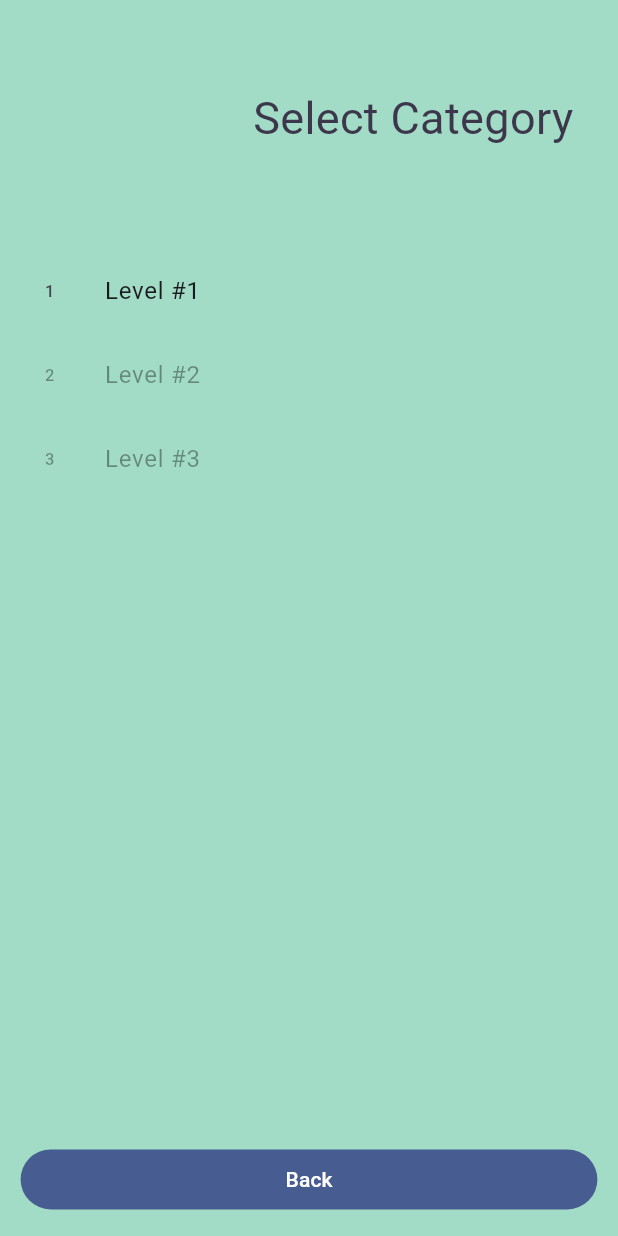
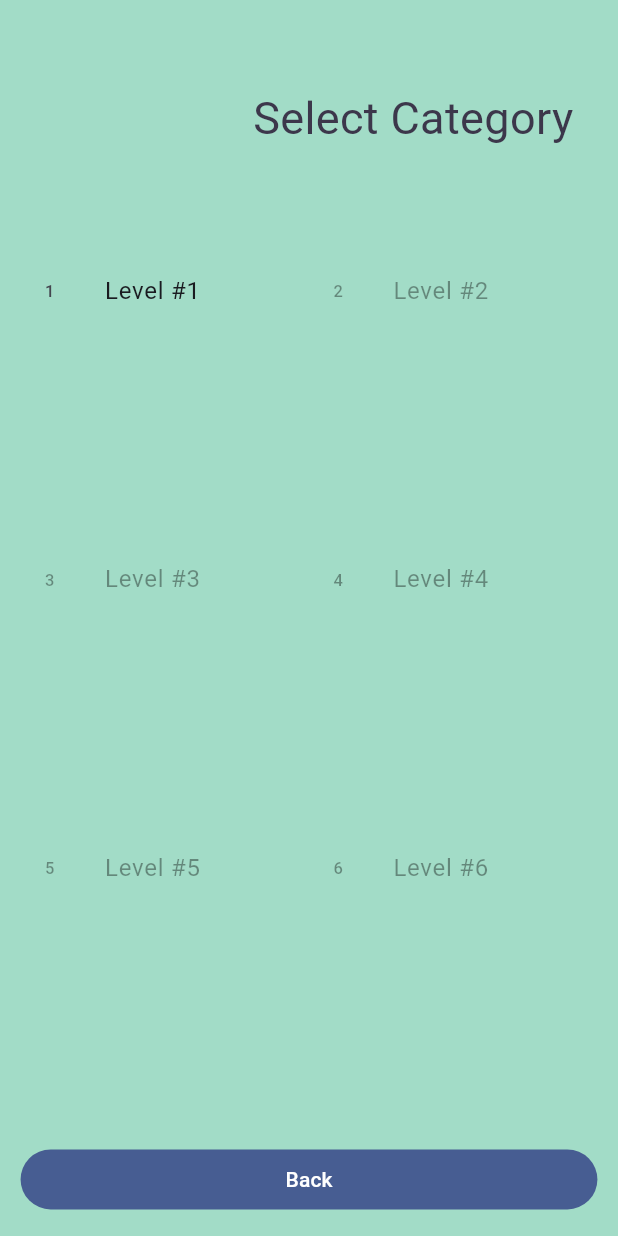
Before and after one commit to AndreAleman/WordSearch, a Flutter app: the LevelSelectionScreen screen opened by its route, on a phone screen of 412 x 824 dp. Run offline on Flutter 3.47's test engine with Material 2 defaults, Android fonts, the phone set to English and light mode, and no system bars; our stand-ins replace audioplayers, firebase_core, firebase_crashlytics, go_router, google_mobile_ads, in_app_purchase and 1 more; missing offline and left inert: games_services; accounts and stored records are empty; Roboto replaces fonts that are missing (Cursive).

Commit message:
changed bundle ids and gridview

```diff
--- a/lib/src/level_selection/level_selection_screen.dart
+++ b/lib/src/level_selection/level_selection_screen.dart
@@ -38,7 +38,8 @@ class LevelSelectionScreen extends StatelessWidget {
             ),
             const SizedBox(height: 50),
             Expanded(
-              child: ListView(
+              child: GridView.count(
+                crossAxisCount: 2,
                 children: [
                   for (final level in gameLevels)
                     ListTile(
--- a/lib/src/level_selection/levels.dart
+++ b/lib/src/level_selection/levels.dart
@@ -21,6 +21,60 @@ const gameLevels = [
     difficulty: 100,
     achievementIdIOS: 'finished',
     achievementIdAndroid: 'CdfIhE96aspNWLGSQg',
+  ),
+  GameLevel(
+    number: 4,
+    difficulty: 100,
+    achievementIdIOS: 'finished',
+    achievementIdAndroid: 'CdfIhw96aspNWLGSQg',
+  ),
+  GameLevel(
+    number: 5,
+    difficulty: 100,
+    achievementIdIOS: 'finished',
+    achievementIdAndroid: 'CdfdhE96aspNWLGSQg',
+  ),
+  GameLevel(
+    number: 6,
+    difficulty: 100,
+    achievementIdIOS: 'finished',
+    achievementIdAndroid: 'CdfIhEa6aspNWLGSQg',
+  ),
+  GameLevel(
+    number: 7,
+    difficulty: 100,
+    achievementIdIOS: 'finished',
+    achievementIdAndroid: 'CdfIhE96aspNyLGSQg',
+  ),
+  GameLevel(
+    number: 8,
+    difficulty: 100,
+    achievementIdIOS: 'finished',
+    achievementIdAndroid: 'CdfIhEaaaspNyLGSQg',
+  ),
+  GameLevel(
+    number: 9,
+    difficulty: 100,
+    achievementIdIOS: 'finished',
+    achievementIdAndroid: 'CqqIhE96aspNyLGSQg',
+  ),
+  GameLevel(
+    number: 10,
+    difficulty: 100,
+    achievementIdIOS: 'finished',
+    achievementIdAndroid: 'CdfIhE96abbNyLGSQg',
+  ),
+  GameLevel(
+    number: 11,
+    difficulty: 100,
+    achievementIdIOS: 'finished',
+    achievementIdAndroid: 'CdfIhE96aspNyooSQg',
+  ),
+  GameLevel(
+    number: 12,
+    difficulty: 100,
+    achievementIdIOS: 'finished',
+    achievementIdAndroid: 'CdfIhE96appNyLGSQg',
   ),
 ];
 
```
Also changed, not shown: 3693 other files.
